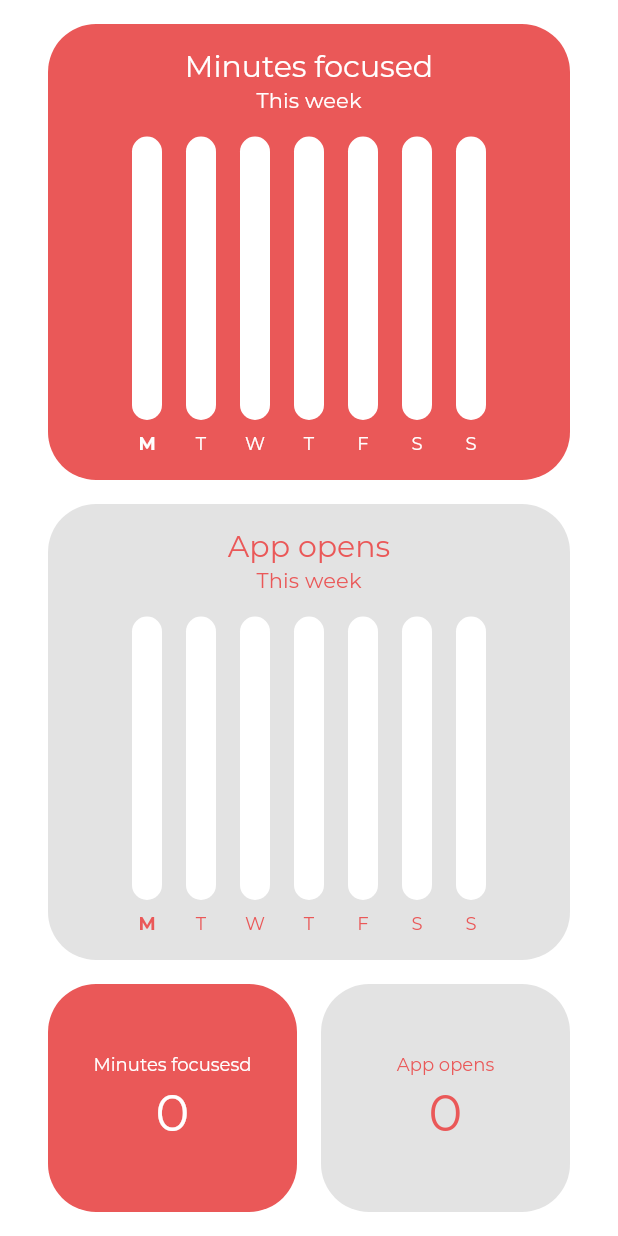
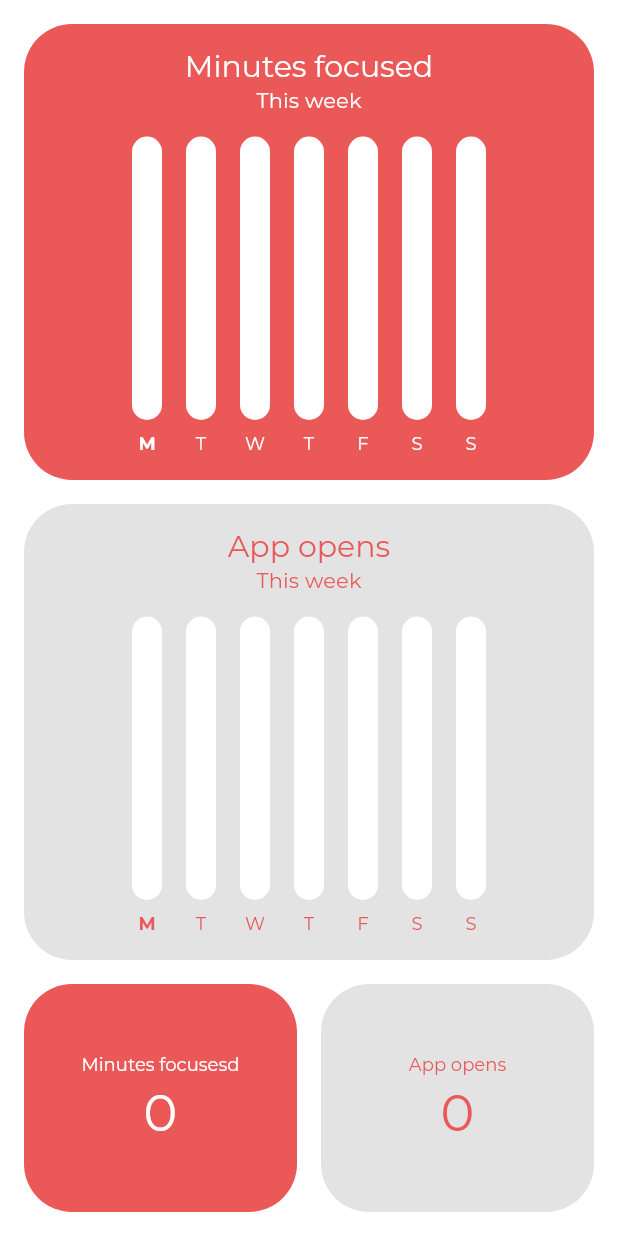
Before and after one commit to wojtekoziol/pocus, a Flutter app: the StatsPage widget shown alone on an empty page, opened directly, on a phone screen of 412 x 824 dp. Run offline on Flutter 3.47's test engine with Material 2 defaults, Android fonts, the phone set to English and light mode, and no system bars; drawn by our look-alikes of fl_chart; our stand-ins replace flutter_hooks, flutter_riverpod, freezed_annotation, hooks_riverpod, percent_indicator, shared_preferences and 1 more; accounts and stored records are empty.

Commit message:
Mak padding smaller on stats page

```diff
--- a/lib/src/pages/stats/stats_page.dart
+++ b/lib/src/pages/stats/stats_page.dart
@@ -10,7 +10,7 @@ class StatsPage extends StatelessWidget {
     final theme = Theme.of(context);
 
     return Padding(
-      padding: EdgeInsets.symmetric(horizontal: 32, vertical: 16),
+      padding: EdgeInsets.all(16),
       child: Column(
         children: [
           Expanded(
```
